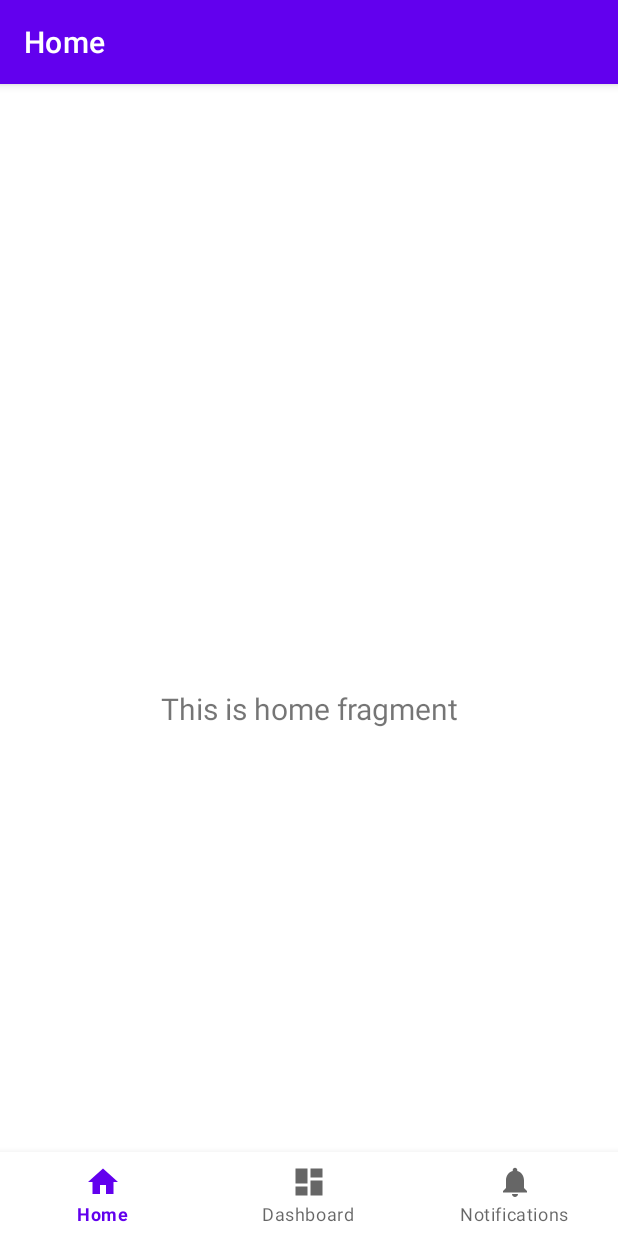
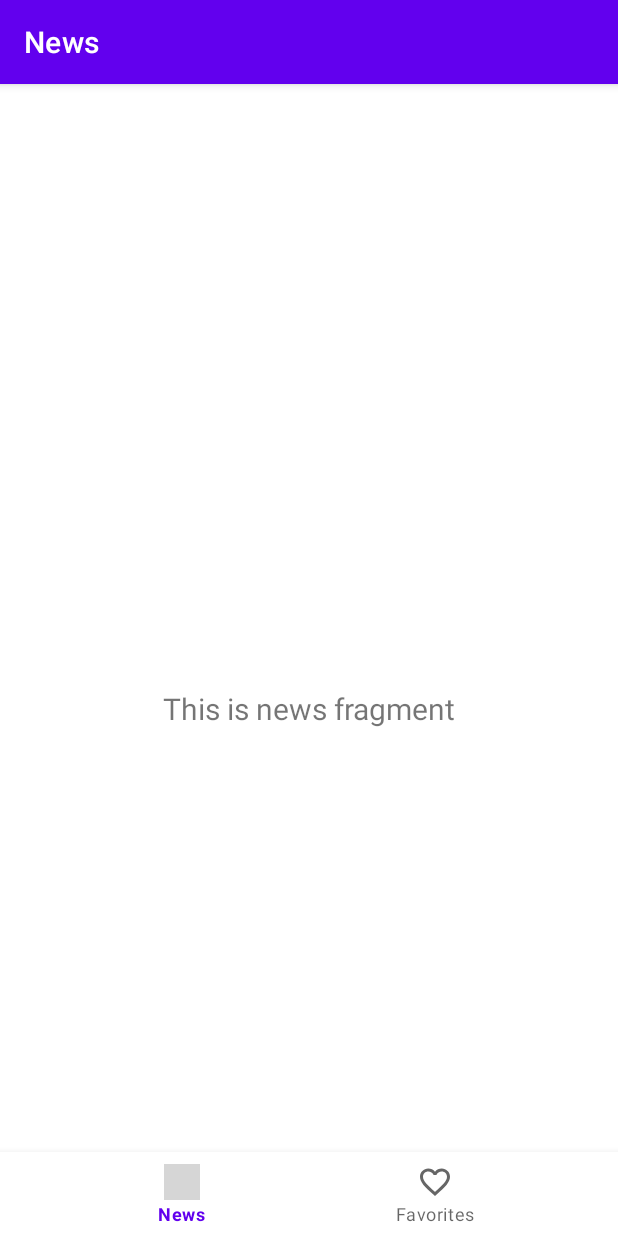
Before and after one commit to 1994Douglas-Ferreira/WomensFootballNews, an Android app: the screen it shows after launch (MainActivity), on a phone screen of 412 x 824 dp. Run offline under Robolectric (Android 15) with nearby library versions, the phone set to English and light mode, and no system bars; our stand-ins replace navigation-ui; grey boxes are pictures that could not be loaded.

Commit message:
Refactoring class and layouts

```diff
--- a/app/src/main/java/com/dio/womensfootballnews/MainActivity.java
+++ b/app/src/main/java/com/dio/womensfootballnews/MainActivity.java
@@ -23,11 +23,8 @@ public class MainActivity extends AppCompatActivity {
         binding = ActivityMainBinding.inflate(getLayoutInflater());
         setContentView(binding.getRoot());
 
-        BottomNavigationView navView = findViewById(R.id.nav_view);
-        // Passing each menu ID as a set of Ids because each
-        // menu should be considered as top level destinations.
         AppBarConfiguration appBarConfiguration = new AppBarConfiguration.Builder(
-                R.id.navigation_home, R.id.navigation_dashboard, R.id.navigation_notifications)
+                R.id.navigation_home, R.id.navigation_dashboard)
                 .build();
         NavController navController = Navigation.findNavController(this, R.id.nav_host_fragment_activity_main);
         NavigationUI.setupActionBarWithNavController(this, navController, appBarConfiguration);
--- a/app/src/main/java/com/dio/womensfootballnews/ui/home/HomeFragment.java
+++ b/app/src/main/java/com/dio/womensfootballnews/ui/favorites/FavoritesFragment.java
@@ -1,4 +1,4 @@
-package com.dio.womensfootballnews.ui.home;
+package com.dio.womensfootballnews.ui.favorites;
 
 import android.os.Bundle;
 import android.view.LayoutInflater;
@@ -10,22 +10,22 @@ import androidx.annotation.NonNull;
 import androidx.fragment.app.Fragment;
 import androidx.lifecycle.ViewModelProvider;
 
-import com.dio.womensfootballnews.databinding.FragmentHomeBinding;
+import com.dio.womensfootballnews.databinding.FragmentFavoritesBinding;
 
-public class HomeFragment extends Fragment {
+public class FavoritesFragment extends Fragment {
 
-    private FragmentHomeBinding binding;
+    private FragmentFavoritesBinding binding;
 
     public View onCreateView(@NonNull LayoutInflater inflater,
                              ViewGroup container, Bundle savedInstanceState) {
-        HomeViewModel homeViewModel =
-                new ViewModelProvider(this).get(HomeViewModel.class);
+        FavoritesViewModel dashboardViewModel =
+                new ViewModelProvider(this).get(FavoritesViewModel.class);
 
-        binding = FragmentHomeBinding.inflate(inflater, container, false);
+        binding = FragmentFavoritesBinding.inflate(inflater, container, false);
         View root = binding.getRoot();
 
-        final TextView textView = binding.textHome;
-        homeViewModel.getText().observe(getViewLifecycleOwner(), textView::setText);
+        final TextView textView = binding.textFavorites;
+        dashboardViewModel.getText().observe(getViewLifecycleOwner(), textView::setText);
         return root;
     }
 
--- a/app/src/main/java/com/dio/womensfootballnews/ui/home/HomeViewModel.java
+++ /dev/null
@@ -1,19 +0,0 @@
-package com.dio.womensfootballnews.ui.home;
-
-import androidx.lifecycle.LiveData;
-import androidx.lifecycle.MutableLiveData;
-import androidx.lifecycle.ViewModel;
-
-public class HomeViewModel extends ViewModel {
-
-    private final MutableLiveData<String> mText;
-
-    public HomeViewModel() {
-        mText = new MutableLiveData<>();
-        mText.setValue("This is home fragment");
-    }
-
-    public LiveData<String> getText() {
-        return mText;
-    }
-}
--- a/app/src/main/java/com/dio/womensfootballnews/ui/dashboard/DashboardFragment.java
+++ b/app/src/main/java/com/dio/womensfootballnews/ui/news/NewsFragment.java
@@ -1,4 +1,4 @@
-package com.dio.womensfootballnews.ui.dashboard;
+package com.dio.womensfootballnews.ui.news;
 
 import android.os.Bundle;
 import android.view.LayoutInflater;
@@ -10,22 +10,22 @@ import androidx.annotation.NonNull;
 import androidx.fragment.app.Fragment;
 import androidx.lifecycle.ViewModelProvider;
 
-import com.dio.womensfootballnews.databinding.FragmentDashboardBinding;
+import com.dio.womensfootballnews.databinding.FragmentNewsBinding;
 
-public class DashboardFragment extends Fragment {
+public class NewsFragment extends Fragment {
 
-    private FragmentDashboardBinding binding;
+    private FragmentNewsBinding binding;
 
     public View onCreateView(@NonNull LayoutInflater inflater,
                              ViewGroup container, Bundle savedInstanceState) {
-        DashboardViewModel dashboardViewModel =
-                new ViewModelProvider(this).get(DashboardViewModel.class);
+        NewsViewModel homeViewModel =
+                new ViewModelProvider(this).get(NewsViewModel.class);
 
-        binding = FragmentDashboardBinding.inflate(inflater, container, false);
+        binding = FragmentNewsBinding.inflate(inflater, container, false);
         View root = binding.getRoot();
 
-        final TextView textView = binding.textDashboard;
-        dashboardViewModel.getText().observe(getViewLifecycleOwner(), textView::setText);
+        final TextView textView = binding.textNews;
+        homeViewModel.getText().observe(getViewLifecycleOwner(), textView::setText);
         return root;
     }
 
--- a/app/src/main/java/com/dio/womensfootballnews/ui/dashboard/DashboardViewModel.java
+++ b/app/src/main/java/com/dio/womensfootballnews/ui/news/NewsViewModel.java
@@ -1,16 +1,16 @@
-package com.dio.womensfootballnews.ui.dashboard;
+package com.dio.womensfootballnews.ui.news;
 
 import androidx.lifecycle.LiveData;
 import androidx.lifecycle.MutableLiveData;
 import androidx.lifecycle.ViewModel;
 
-public class DashboardViewModel extends ViewModel {
+public class NewsViewModel extends ViewModel {
 
     private final MutableLiveData<String> mText;
 
-    public DashboardViewModel() {
+    public NewsViewModel() {
         mText = new MutableLiveData<>();
-        mText.setValue("This is dashboard fragment");
+        mText.setValue("This is news fragment");
     }
 
     public LiveData<String> getText() {
--- a/app/src/main/res/drawable/ic_dashboard_black_24dp.xml
+++ /dev/null
@@ -1,9 +0,0 @@
-<vector xmlns:android="http://schemas.android.com/apk/res/android"
-    android:width="24dp"
-    android:height="24dp"
-    android:viewportWidth="24.0"
-    android:viewportHeight="24.0">
-    <path
-        android:fillColor="#FF000000"
-        android:pathData="M3,13h8L11,3L3,3v10zM3,21h8v-6L3,15v6zM13,21h8L21,11h-8v10zM13,3v6h8L21,3h-8z" />
-</vector>
--- /dev/null
+++ b/app/src/main/res/drawable/ic_favorites.xml
@@ -0,0 +1,5 @@
+<vector android:height="24dp" android:tint="#000000"
+    android:viewportHeight="24" android:viewportWidth="24"
+    android:width="24dp" xmlns:android="http://schemas.android.com/apk/res/android">
+    <path android:fillColor="@android:color/white" android:pathData="M16.5,3c-1.74,0 -3.41,0.81 -4.5,2.09C10.91,3.81 9.24,3 7.5,3 4.42,3 2,5.42 2,8.5c0,3.78 3.4,6.86 8.55,11.54L12,21.35l1.45,-1.32C18.6,15.36 22,12.28 22,8.5 22,5.42 19.58,3 16.5,3zM12.1,18.55l-0.1,0.1 -0.1,-0.1C7.14,14.24 4,11.39 4,8.5 4,6.5 5.5,5 7.5,5c1.54,0 3.04,0.99 3.57,2.36h1.87C13.46,5.99 14.96,5 16.5,5c2,0 3.5,1.5 3.5,3.5 0,2.89 -3.14,5.74 -7.9,10.05z"/>
+</vector>
--- a/app/src/main/res/drawable/ic_home_black_24dp.xml
+++ /dev/null
@@ -1,9 +0,0 @@
-<vector xmlns:android="http://schemas.android.com/apk/res/android"
-    android:width="24dp"
-    android:height="24dp"
-    android:viewportWidth="24.0"
-    android:viewportHeight="24.0">
-    <path
-        android:fillColor="#FF000000"
-        android:pathData="M10,20v-6h4v6h5v-8h3L12,3 2,12h3v8z" />
-</vector>
--- a/app/src/main/res/drawable/ic_notifications_black_24dp.xml
+++ /dev/null
@@ -1,9 +0,0 @@
-<vector xmlns:android="http://schemas.android.com/apk/res/android"
-    android:width="24dp"
-    android:height="24dp"
-    android:viewportWidth="24.0"
-    android:viewportHeight="24.0">
-    <path
-        android:fillColor="#FF000000"
-        android:pathData="M12,22c1.1,0 2,-0.9 2,-2h-4c0,1.1 0.89,2 2,2zM18,16v-5c0,-3.07 -1.64,-5.64 -4.5,-6.32L13.5,4c0,-0.83 -0.67,-1.5 -1.5,-1.5s-1.5,0.67 -1.5,1.5v0.68C7.63,5.36 6,7.92 6,11v5l-2,2v1h16v-1l-2,-2z" />
-</vector>
--- a/app/src/main/res/layout/fragment_dashboard.xml
+++ b/app/src/main/res/layout/fragment_favorites.xml
@@ -4,10 +4,10 @@
     xmlns:tools="http://schemas.android.com/tools"
     android:layout_width="match_parent"
     android:layout_height="match_parent"
-    tools:context=".ui.dashboard.DashboardFragment">
+    tools:context=".ui.favorites.FavoritesFragment">
 
     <TextView
-        android:id="@+id/text_dashboard"
+        android:id="@+id/text_favorites"
         android:layout_width="match_parent"
         android:layout_height="wrap_content"
         android:layout_marginStart="8dp"
--- a/app/src/main/res/layout/fragment_home.xml
+++ /dev/null
@@ -1,22 +0,0 @@
-<?xml version="1.0" encoding="utf-8"?>
-<androidx.constraintlayout.widget.ConstraintLayout xmlns:android="http://schemas.android.com/apk/res/android"
-    xmlns:app="http://schemas.android.com/apk/res-auto"
-    xmlns:tools="http://schemas.android.com/tools"
-    android:layout_width="match_parent"
-    android:layout_height="match_parent"
-    tools:context=".ui.home.HomeFragment">
-
-    <TextView
-        android:id="@+id/text_home"
-        android:layout_width="match_parent"
-        android:layout_height="wrap_content"
-        android:layout_marginStart="8dp"
-        android:layout_marginTop="8dp"
-        android:layout_marginEnd="8dp"
-        android:textAlignment="center"
-        android:textSize="20sp"
-        app:layout_constraintBottom_toBottomOf="parent"
-        app:layout_constraintEnd_toEndOf="parent"
-        app:layout_constraintStart_toStartOf="parent"
-        app:layout_constraintTop_toTopOf="parent" />
-</androidx.constraintlayout.widget.ConstraintLayout>
--- a/app/src/main/res/layout/fragment_notifications.xml
+++ b/app/src/main/res/layout/fragment_news.xml
@@ -4,10 +4,10 @@
     xmlns:tools="http://schemas.android.com/tools"
     android:layout_width="match_parent"
     android:layout_height="match_parent"
-    tools:context=".ui.notifications.NotificationsFragment">
+    tools:context=".ui.news.NewsFragment">
 
     <TextView
-        android:id="@+id/text_notifications"
+        android:id="@+id/text_news"
         android:layout_width="match_parent"
         android:layout_height="wrap_content"
         android:layout_marginStart="8dp"
--- a/app/src/main/res/menu/bottom_nav_menu.xml
+++ b/app/src/main/res/menu/bottom_nav_menu.xml
@@ -3,17 +3,12 @@
 
     <item
         android:id="@+id/navigation_home"
-        android:icon="@drawable/ic_home_black_24dp"
-        android:title="@string/title_home" />
+        android:icon="@drawable/ic_news"
+        android:title="@string/title_news" />
 
     <item
         android:id="@+id/navigation_dashboard"
-        android:icon="@drawable/ic_dashboard_black_24dp"
-        android:title="@string/title_dashboard" />
-
-    <item
-        android:id="@+id/navigation_notifications"
-        android:icon="@drawable/ic_notifications_black_24dp"
-        android:title="@string/title_notifications" />
+        android:icon="@drawable/ic_favorites"
+        android:title="@string/title_favorites" />
 
 </menu>
--- a/app/src/main/res/navigation/mobile_navigation.xml
+++ b/app/src/main/res/navigation/mobile_navigation.xml
@@ -7,19 +7,14 @@
 
     <fragment
         android:id="@+id/navigation_home"
-        android:name="com.dio.womensfootballnews.ui.home.HomeFragment"
-        android:label="@string/title_home"
-        tools:layout="@layout/fragment_home" />
+        android:name="com.dio.womensfootballnews.ui.news.NewsFragment"
+        android:label="@string/title_news"
+        tools:layout="@layout/fragment_news" />
 
     <fragment
         android:id="@+id/navigation_dashboard"
-        android:name="com.dio.womensfootballnews.ui.dashboard.DashboardFragment"
-        android:label="@string/title_dashboard"
-        tools:layout="@layout/fragment_dashboard" />
+        android:name="com.dio.womensfootballnews.ui.favorites.FavoritesFragment"
+        android:label="@string/title_favorites"
+        tools:layout="@layout/fragment_favorites" />
 
-    <fragment
-        android:id="@+id/navigation_notifications"
-        android:name="com.dio.womensfootballnews.ui.notifications.NotificationsFragment"
-        android:label="@string/title_notifications"
-        tools:layout="@layout/fragment_notifications" />
 </navigation>
--- a/app/src/main/res/values/strings.xml
+++ b/app/src/main/res/values/strings.xml
@@ -1,6 +1,6 @@
 <resources>
-    <string name="app_name">WomensFootballNews</string>
-    <string name="title_home">Home</string>
-    <string name="title_dashboard">Dashboard</string>
-    <string name="title_notifications">Notifications</string>
+    <string name="app_name">Womens Football News</string>
+
+    <string name="title_news">News</string>
+    <string name="title_favorites">Favorites</string>
 </resources>
```
Also changed, not shown: app/src/main/java/com/dio/womensfootballnews/ui/favorites/FavoritesViewModel.java (renamed from app/src/main/java/com/dio/womensfootballnews/ui/notifications/NotificationsViewModel.java, +4 -4 lines), app/src/main/java/com/dio/womensfootballnews/ui/notifications/NotificationsFragment.java (deleted, +0 -37 lines), app/src/main/res/layout/news_item.xml (added, +59 -0 lines).
